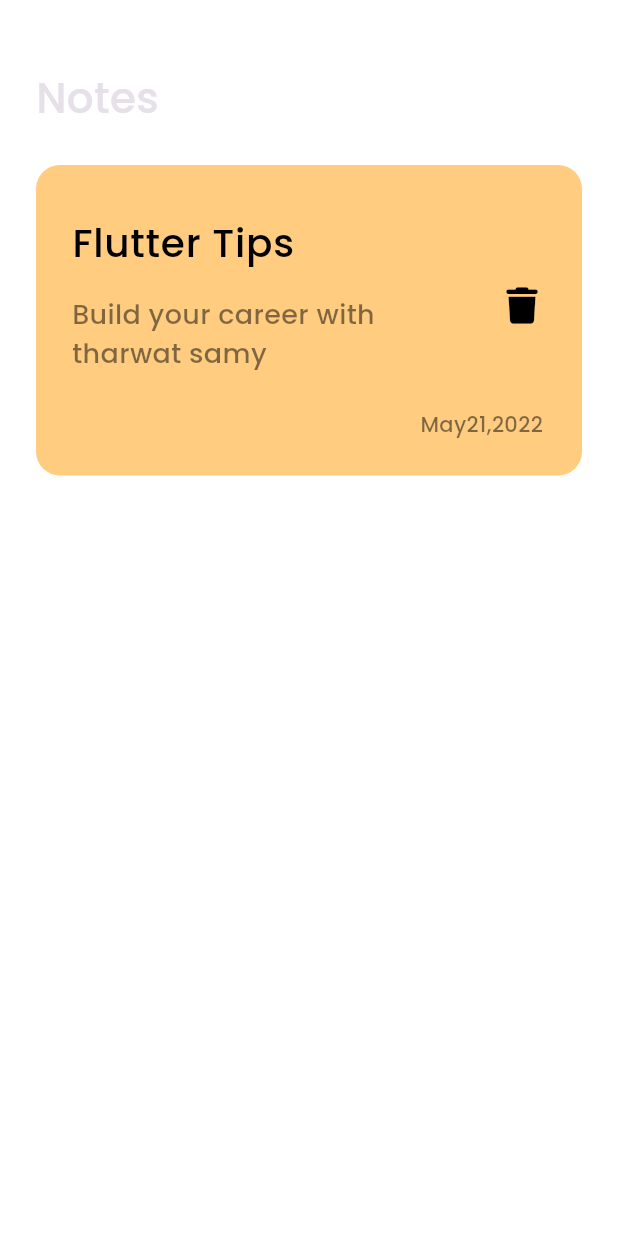
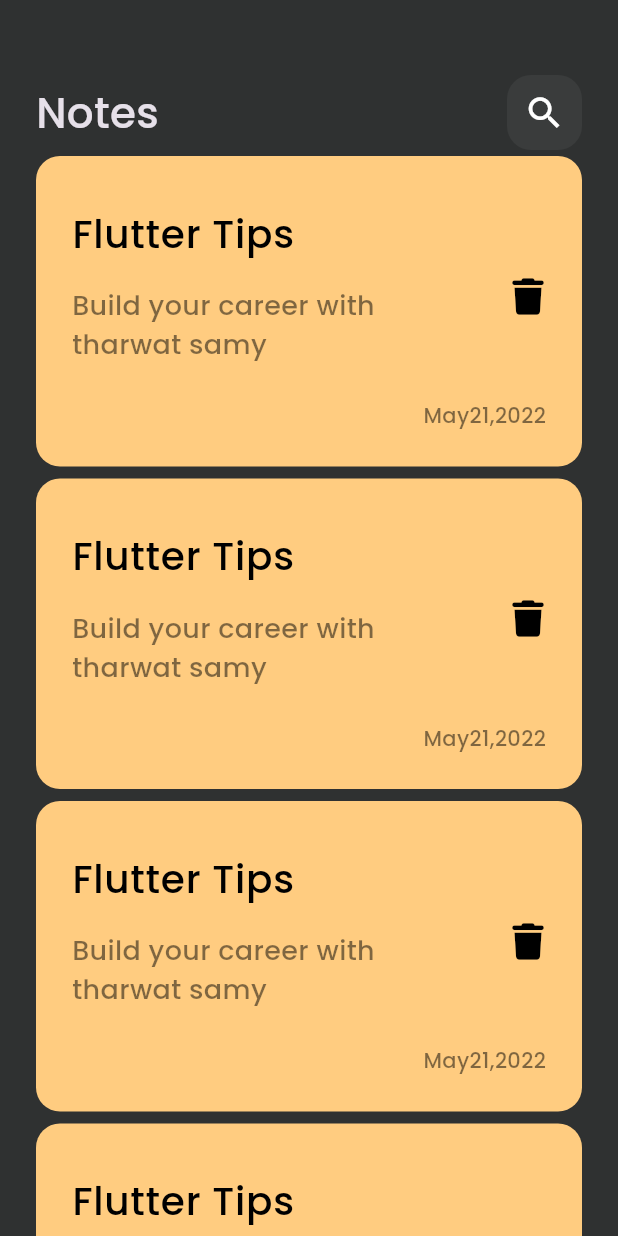
Before and after one commit to Tahtawy1/note_app, a Flutter app: the screen it shows after launch, on a phone screen of 412 x 824 dp. Run offline on Flutter 3.47's test engine with Material 3 defaults, Android fonts, the phone set to English and light mode, and no system bars; our stand-ins replace device_preview, font_awesome_flutter.

Commit message:
create notes list view

```diff
--- a/lib/main.dart
+++ b/lib/main.dart
@@ -1,7 +1,7 @@
 import 'package:flutter/foundation.dart';
 import 'package:flutter/material.dart';
 import 'package:device_preview/device_preview.dart';
-import 'package:note_app/views/notes_list.dart';
+import 'package:note_app/views/home_page.dart';
 
 // void main() {
 //   runApp(const NoteApp());
@@ -15,17 +15,16 @@ void main() => runApp(
 
 class NoteApp extends StatelessWidget {
   const NoteApp({super.key});
-
   @override
   Widget build(BuildContext context) {
     return MaterialApp(
       debugShowCheckedModeBanner: false,
       theme: ThemeData(
         brightness: Brightness.dark,
-        scaffoldBackgroundColor: const Color.fromARGB(31, 255, 255, 255),
+        scaffoldBackgroundColor: const Color.fromARGB(255, 47, 49, 49),
         fontFamily: 'Poppins',
       ),
-      home: NotesList(),
+      home: HomePage(),
     );
   }
 }
--- /dev/null
+++ b/lib/views/home_page.dart
@@ -0,0 +1,12 @@
+import 'package:flutter/material.dart';
+import 'package:note_app/views/widgets/notes_body.dart';
+
+class HomePage extends StatelessWidget {
+  const HomePage({super.key});
+
+  @override
+  Widget build(BuildContext context) {
+    return Scaffold(
+      body: NotesBody());
+  }
+}
--- a/lib/views/notes_list.dart
+++ /dev/null
@@ -1,11 +0,0 @@
-import 'package:flutter/material.dart';
-import 'package:note_app/views/widgets/notes_view_body.dart';
-
-class NotesList extends StatelessWidget {
-  const NotesList({super.key});
-
-  @override
-  Widget build(BuildContext context) {
-    return Scaffold(body: NotesViewBody());
-  }
-}
--- a/lib/views/widgets/custom_app_bar.dart
+++ b/lib/views/widgets/custom_app_bar.dart
@@ -7,9 +7,9 @@ class CustomAppBar extends StatelessWidget {
   @override
   Widget build(BuildContext context) {
     return const Row(
+      mainAxisAlignment: MainAxisAlignment.spaceBetween,
       children: [
         Text('Notes', style: TextStyle(fontSize: 28)),
-        Spacer(),
         CustomSearchIcon(),
       ],
     );
--- a/lib/views/widgets/custom_search_icon.dart
+++ b/lib/views/widgets/custom_search_icon.dart
@@ -9,6 +9,7 @@ class CustomSearchIcon extends StatelessWidget {
       height: 50,
       width: 50,
       decoration: BoxDecoration(
+        // ignore: deprecated_member_use
         color: Colors.white.withOpacity(0.05),
         borderRadius: BorderRadius.circular(16),
       ),
--- a/lib/views/widgets/note_icon.dart
+++ b/lib/views/widgets/note_item.dart
@@ -1,13 +1,13 @@
 import 'package:flutter/material.dart';
 import 'package:font_awesome_flutter/font_awesome_flutter.dart';
 
-class NoteIcon extends StatelessWidget {
-  const NoteIcon({super.key});
+class NoteItem extends StatelessWidget {
+  const NoteItem({super.key});
 
   @override
   Widget build(BuildContext context) {
     return Container(
-      padding: EdgeInsets.only(top: 24, bottom: 24, right: 16, left: 24),
+      padding: EdgeInsets.only(top: 24, bottom: 24, left: 24, right: 12),
       decoration: BoxDecoration(
         color: Color(0xffFFCC80),
         borderRadius: BorderRadius.circular(16),
@@ -26,6 +26,7 @@ class NoteIcon extends StatelessWidget {
                   child: Text(
                       'Build your career with tharwat samy',
                       style: TextStyle(
+                        // ignore: deprecated_member_use
                         color: Colors.black.withOpacity(0.5),
                         fontSize: 18,
                       ),
@@ -37,9 +38,10 @@ class NoteIcon extends StatelessWidget {
                 ),
               ),
               Padding(
-                padding: const EdgeInsets.only(right: 10),
+                padding: const EdgeInsets.only(right: 12),
                 child: Text(
                   'May21,2022',
+                  // ignore: deprecated_member_use
                   style: TextStyle(color: Colors.black.withOpacity(0.5)),
                 ),
               ),
--- /dev/null
+++ b/lib/views/widgets/notes_body.dart
@@ -0,0 +1,23 @@
+import 'package:flutter/material.dart';
+import 'package:note_app/views/widgets/custom_app_bar.dart';
+import 'package:note_app/views/widgets/notes_list_view.dart';
+
+class NotesBody extends StatelessWidget {
+  const NotesBody({super.key});
+
+  @override
+  Widget build(BuildContext context) {
+    return Padding(
+      padding: const EdgeInsets.symmetric(horizontal: 24),
+      child: Column(
+        children: [
+          SizedBox(
+            height: 50,
+          ),
+          CustomAppBar(),
+          Expanded(child: NotesListView()),
+        ],
+      ),
+    );
+  }
+}
--- /dev/null
+++ b/lib/views/widgets/notes_list_view.dart
@@ -0,0 +1,18 @@
+import 'package:flutter/material.dart';
+import 'package:note_app/views/widgets/note_item.dart';
+
+class NotesListView extends StatelessWidget {
+  const NotesListView({super.key});
+
+  @override
+  Widget build(BuildContext context) {
+    return ListView.builder(
+      itemBuilder: (context, index) {
+        return Padding(
+          padding: const EdgeInsets.symmetric(vertical: 4),
+          child: NoteItem(),
+        );
+      },
+    );
+  }
+}
--- a/lib/views/widgets/notes_view_body.dart
+++ /dev/null
@@ -1,17 +0,0 @@
-import 'package:flutter/material.dart';
-import 'package:note_app/views/widgets/custom_app_bar.dart';
-import 'package:note_app/views/widgets/note_icon.dart';
-
-class NotesViewBody extends StatelessWidget {
-  const NotesViewBody({super.key});
-
-  @override
-  Widget build(BuildContext context) {
-    return Padding(
-      padding: const EdgeInsets.fromLTRB(24, 40, 24, 24),
-      child: Column(
-        children: [CustomAppBar(), SizedBox(height: 20), NoteIcon()],
-      ),
-    );
-  }
-}
```
Also changed, not shown: 1 other file.
